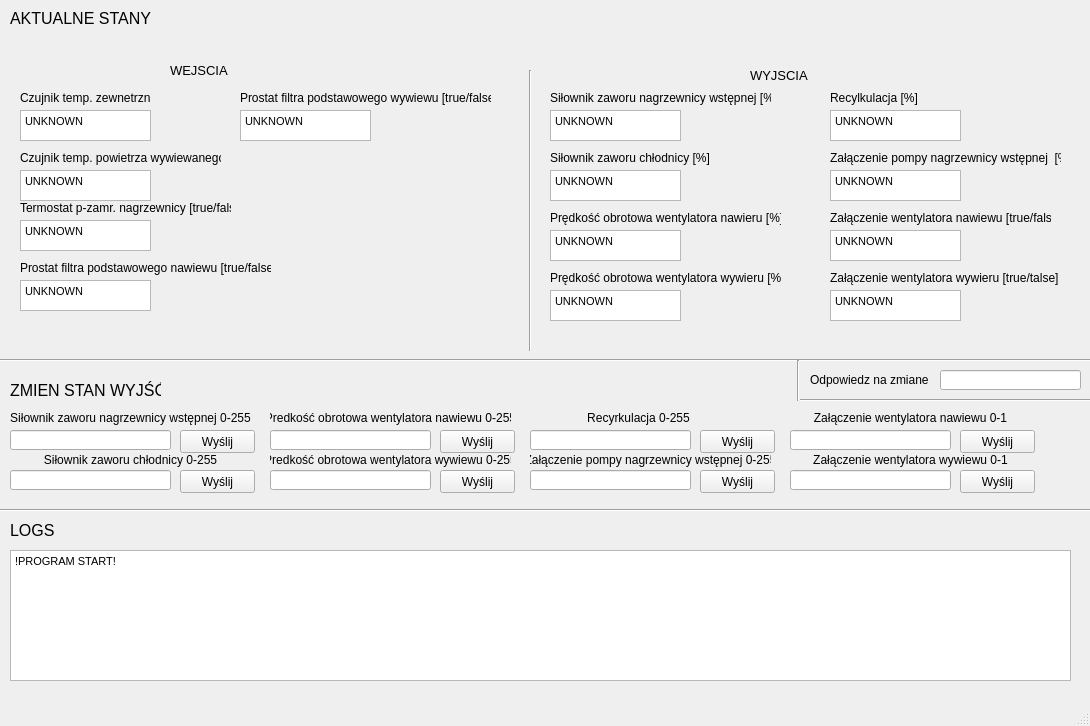
Qt form ProjectCode/code/gui.ui (Piotr-Pietruszka/SCADA-Modbus) before a commit.
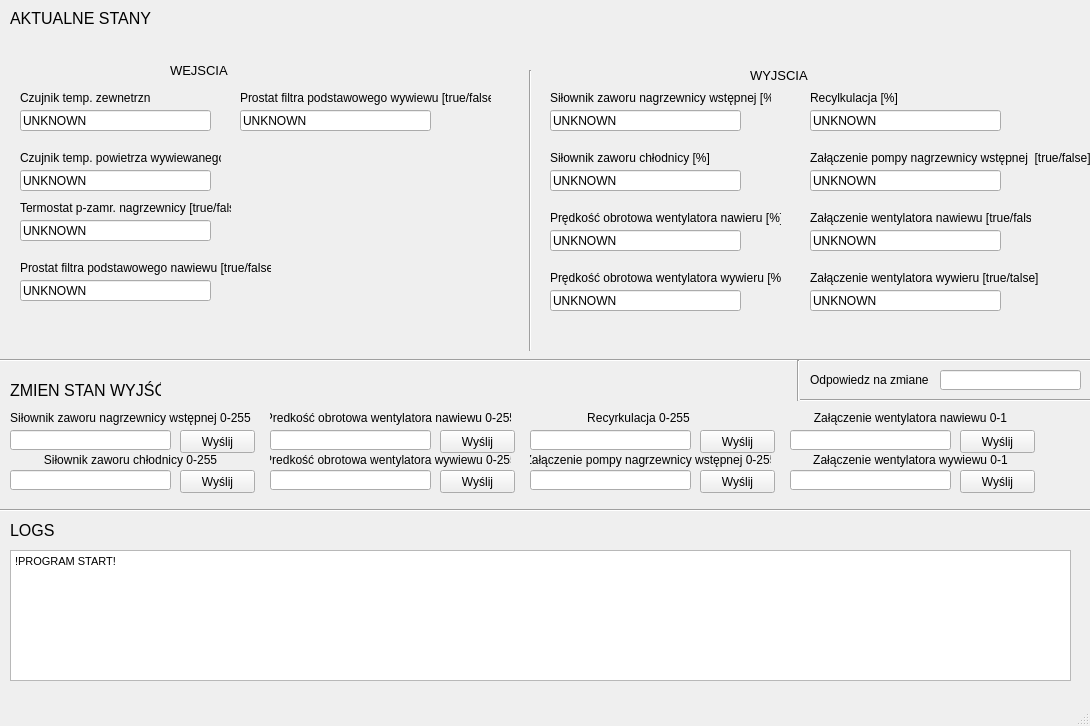
The same form after that commit.

Commit message: Finalize sending bits in registers

```diff
--- a/ProjectCode/code/gui.ui
+++ b/ProjectCode/code/gui.ui
@@ -249,23 +249,6 @@
      <string>WYJSCIA</string>
     </property>
    </widget>
-   <widget class="QTextBrowser" name="textBrowser_1">
-    <property name="geometry">
-     <rect>
-      <x>20</x>
-      <y>110</y>
-      <width>131</width>
-      <height>31</height>
-     </rect>
-    </property>
-    <property name="html">
-     <string>&lt;!DOCTYPE HTML PUBLIC &quot;-//W3C//DTD HTML 4.0//EN&quot; &quot;http://www.w3.org/TR/REC-html40/strict.dtd&quot;&gt;
-&lt;html&gt;&lt;head&gt;&lt;meta name=&quot;qrichtext&quot; content=&quot;1&quot; /&gt;&lt;style type=&quot;text/css&quot;&gt;
-p, li { white-space: pre-wrap; }
-&lt;/style&gt;&lt;/head&gt;&lt;body style=&quot; font-family:'MS Shell Dlg 2'; font-size:8.25pt; font-weight:400; font-style:normal;&quot;&gt;
-&lt;p style=&quot; margin-top:0px; margin-bottom:0px; margin-left:0px; margin-right:0px; -qt-block-indent:0; text-indent:0px;&quot;&gt;&lt;span style=&quot; font-size:8pt;&quot;&gt;UNKNOWN&lt;/span&gt;&lt;/p&gt;&lt;/body&gt;&lt;/html&gt;</string>
-    </property>
-   </widget>
    <widget class="QLabel" name="label_10">
     <property name="geometry">
      <rect>
@@ -386,7 +369,7 @@
    <widget class="QLabel" name="label_19">
     <property name="geometry">
      <rect>
-      <x>830</x>
+      <x>810</x>
       <y>90</y>
       <width>201</width>
       <height>16</height>
@@ -399,20 +382,20 @@
    <widget class="QLabel" name="label_20">
     <property name="geometry">
      <rect>
-      <x>830</x>
+      <x>810</x>
       <y>150</y>
-      <width>231</width>
+      <width>281</width>
       <height>16</height>
      </rect>
     </property>
     <property name="text">
-     <string>Załączenie pompy nagrzewnicy wstępnej  [%]</string>
+     <string>Załączenie pompy nagrzewnicy wstępnej  [true/false]</string>
     </property>
    </widget>
    <widget class="QLabel" name="label_21">
     <property name="geometry">
      <rect>
-      <x>830</x>
+      <x>810</x>
       <y>210</y>
       <width>221</width>
       <height>16</height>
@@ -425,7 +408,7 @@
    <widget class="QLabel" name="label_22">
     <property name="geometry">
      <rect>
-      <x>830</x>
+      <x>810</x>
       <y>270</y>
       <width>231</width>
       <height>16</height>
@@ -435,210 +418,6 @@
      <string>Załączenie wentylatora wywieru [true/talse]</string>
     </property>
    </widget>
-   <widget class="QTextBrowser" name="textBrowser_2">
-    <property name="geometry">
-     <rect>
-      <x>20</x>
-      <y>170</y>
-      <width>131</width>
-      <height>31</height>
-     </rect>
-    </property>
-    <property name="html">
-     <string>&lt;!DOCTYPE HTML PUBLIC &quot;-//W3C//DTD HTML 4.0//EN&quot; &quot;http://www.w3.org/TR/REC-html40/strict.dtd&quot;&gt;
-&lt;html&gt;&lt;head&gt;&lt;meta name=&quot;qrichtext&quot; content=&quot;1&quot; /&gt;&lt;style type=&quot;text/css&quot;&gt;
-p, li { white-space: pre-wrap; }
-&lt;/style&gt;&lt;/head&gt;&lt;body style=&quot; font-family:'MS Shell Dlg 2'; font-size:8.25pt; font-weight:400; font-style:normal;&quot;&gt;
-&lt;p style=&quot; margin-top:0px; margin-bottom:0px; margin-left:0px; margin-right:0px; -qt-block-indent:0; text-indent:0px;&quot;&gt;&lt;span style=&quot; font-size:8pt;&quot;&gt;UNKNOWN&lt;/span&gt;&lt;/p&gt;&lt;/body&gt;&lt;/html&gt;</string>
-    </property>
-   </widget>
-   <widget class="QTextBrowser" name="textBrowser_3">
-    <property name="geometry">
-     <rect>
-      <x>20</x>
-      <y>220</y>
-      <width>131</width>
-      <height>31</height>
-     </rect>
-    </property>
-    <property name="html">
-     <string>&lt;!DOCTYPE HTML PUBLIC &quot;-//W3C//DTD HTML 4.0//EN&quot; &quot;http://www.w3.org/TR/REC-html40/strict.dtd&quot;&gt;
-&lt;html&gt;&lt;head&gt;&lt;meta name=&quot;qrichtext&quot; content=&quot;1&quot; /&gt;&lt;style type=&quot;text/css&quot;&gt;
-p, li { white-space: pre-wrap; }
-&lt;/style&gt;&lt;/head&gt;&lt;body style=&quot; font-family:'MS Shell Dlg 2'; font-size:8.25pt; font-weight:400; font-style:normal;&quot;&gt;
-&lt;p style=&quot; margin-top:0px; margin-bottom:0px; margin-left:0px; margin-right:0px; -qt-block-indent:0; text-indent:0px;&quot;&gt;&lt;span style=&quot; font-size:8pt;&quot;&gt;UNKNOWN&lt;/span&gt;&lt;/p&gt;&lt;/body&gt;&lt;/html&gt;</string>
-    </property>
-   </widget>
-   <widget class="QTextBrowser" name="textBrowser_4">
-    <property name="geometry">
-     <rect>
-      <x>20</x>
-      <y>280</y>
-      <width>131</width>
-      <height>31</height>
-     </rect>
-    </property>
-    <property name="html">
-     <string>&lt;!DOCTYPE HTML PUBLIC &quot;-//W3C//DTD HTML 4.0//EN&quot; &quot;http://www.w3.org/TR/REC-html40/strict.dtd&quot;&gt;
-&lt;html&gt;&lt;head&gt;&lt;meta name=&quot;qrichtext&quot; content=&quot;1&quot; /&gt;&lt;style type=&quot;text/css&quot;&gt;
-p, li { white-space: pre-wrap; }
-&lt;/style&gt;&lt;/head&gt;&lt;body style=&quot; font-family:'MS Shell Dlg 2'; font-size:8.25pt; font-weight:400; font-style:normal;&quot;&gt;
-&lt;p style=&quot; margin-top:0px; margin-bottom:0px; margin-left:0px; margin-right:0px; -qt-block-indent:0; text-indent:0px;&quot;&gt;&lt;span style=&quot; font-size:8pt;&quot;&gt;UNKNOWN&lt;/span&gt;&lt;/p&gt;&lt;/body&gt;&lt;/html&gt;</string>
-    </property>
-   </widget>
-   <widget class="QTextBrowser" name="textBrowser_6">
-    <property name="geometry">
-     <rect>
-      <x>550</x>
-      <y>110</y>
-      <width>131</width>
-      <height>31</height>
-     </rect>
-    </property>
-    <property name="html">
-     <string>&lt;!DOCTYPE HTML PUBLIC &quot;-//W3C//DTD HTML 4.0//EN&quot; &quot;http://www.w3.org/TR/REC-html40/strict.dtd&quot;&gt;
-&lt;html&gt;&lt;head&gt;&lt;meta name=&quot;qrichtext&quot; content=&quot;1&quot; /&gt;&lt;style type=&quot;text/css&quot;&gt;
-p, li { white-space: pre-wrap; }
-&lt;/style&gt;&lt;/head&gt;&lt;body style=&quot; font-family:'MS Shell Dlg 2'; font-size:8.25pt; font-weight:400; font-style:normal;&quot;&gt;
-&lt;p style=&quot; margin-top:0px; margin-bottom:0px; margin-left:0px; margin-right:0px; -qt-block-indent:0; text-indent:0px;&quot;&gt;&lt;span style=&quot; font-size:8pt;&quot;&gt;UNKNOWN&lt;/span&gt;&lt;/p&gt;&lt;/body&gt;&lt;/html&gt;</string>
-    </property>
-   </widget>
-   <widget class="QTextBrowser" name="textBrowser_7">
-    <property name="geometry">
-     <rect>
-      <x>550</x>
-      <y>170</y>
-      <width>131</width>
-      <height>31</height>
-     </rect>
-    </property>
-    <property name="html">
-     <string>&lt;!DOCTYPE HTML PUBLIC &quot;-//W3C//DTD HTML 4.0//EN&quot; &quot;http://www.w3.org/TR/REC-html40/strict.dtd&quot;&gt;
-&lt;html&gt;&lt;head&gt;&lt;meta name=&quot;qrichtext&quot; content=&quot;1&quot; /&gt;&lt;style type=&quot;text/css&quot;&gt;
-p, li { white-space: pre-wrap; }
-&lt;/style&gt;&lt;/head&gt;&lt;body style=&quot; font-family:'MS Shell Dlg 2'; font-size:8.25pt; font-weight:400; font-style:normal;&quot;&gt;
-&lt;p style=&quot; margin-top:0px; margin-bottom:0px; margin-left:0px; margin-right:0px; -qt-block-indent:0; text-indent:0px;&quot;&gt;&lt;span style=&quot; font-size:8pt;&quot;&gt;UNKNOWN&lt;/span&gt;&lt;/p&gt;&lt;/body&gt;&lt;/html&gt;</string>
-    </property>
-   </widget>
-   <widget class="QTextBrowser" name="textBrowser_8">
-    <property name="geometry">
-     <rect>
-      <x>550</x>
-      <y>230</y>
-      <width>131</width>
-      <height>31</height>
-     </rect>
-    </property>
-    <property name="html">
-     <string>&lt;!DOCTYPE HTML PUBLIC &quot;-//W3C//DTD HTML 4.0//EN&quot; &quot;http://www.w3.org/TR/REC-html40/strict.dtd&quot;&gt;
-&lt;html&gt;&lt;head&gt;&lt;meta name=&quot;qrichtext&quot; content=&quot;1&quot; /&gt;&lt;style type=&quot;text/css&quot;&gt;
-p, li { white-space: pre-wrap; }
-&lt;/style&gt;&lt;/head&gt;&lt;body style=&quot; font-family:'MS Shell Dlg 2'; font-size:8.25pt; font-weight:400; font-style:normal;&quot;&gt;
-&lt;p style=&quot; margin-top:0px; margin-bottom:0px; margin-left:0px; margin-right:0px; -qt-block-indent:0; text-indent:0px;&quot;&gt;&lt;span style=&quot; font-size:8pt;&quot;&gt;UNKNOWN&lt;/span&gt;&lt;/p&gt;&lt;/body&gt;&lt;/html&gt;</string>
-    </property>
-   </widget>
-   <widget class="QTextBrowser" name="textBrowser_9">
-    <property name="geometry">
-     <rect>
-      <x>550</x>
-      <y>290</y>
-      <width>131</width>
-      <height>31</height>
-     </rect>
-    </property>
-    <property name="html">
-     <string>&lt;!DOCTYPE HTML PUBLIC &quot;-//W3C//DTD HTML 4.0//EN&quot; &quot;http://www.w3.org/TR/REC-html40/strict.dtd&quot;&gt;
-&lt;html&gt;&lt;head&gt;&lt;meta name=&quot;qrichtext&quot; content=&quot;1&quot; /&gt;&lt;style type=&quot;text/css&quot;&gt;
-p, li { white-space: pre-wrap; }
-&lt;/style&gt;&lt;/head&gt;&lt;body style=&quot; font-family:'MS Shell Dlg 2'; font-size:8.25pt; font-weight:400; font-style:normal;&quot;&gt;
-&lt;p style=&quot; margin-top:0px; margin-bottom:0px; margin-left:0px; margin-right:0px; -qt-block-indent:0; text-indent:0px;&quot;&gt;&lt;span style=&quot; font-size:8pt;&quot;&gt;UNKNOWN&lt;/span&gt;&lt;/p&gt;&lt;/body&gt;&lt;/html&gt;</string>
-    </property>
-   </widget>
-   <widget class="QTextBrowser" name="textBrowser_10">
-    <property name="geometry">
-     <rect>
-      <x>830</x>
-      <y>110</y>
-      <width>131</width>
-      <height>31</height>
-     </rect>
-    </property>
-    <property name="html">
-     <string>&lt;!DOCTYPE HTML PUBLIC &quot;-//W3C//DTD HTML 4.0//EN&quot; &quot;http://www.w3.org/TR/REC-html40/strict.dtd&quot;&gt;
-&lt;html&gt;&lt;head&gt;&lt;meta name=&quot;qrichtext&quot; content=&quot;1&quot; /&gt;&lt;style type=&quot;text/css&quot;&gt;
-p, li { white-space: pre-wrap; }
-&lt;/style&gt;&lt;/head&gt;&lt;body style=&quot; font-family:'MS Shell Dlg 2'; font-size:8.25pt; font-weight:400; font-style:normal;&quot;&gt;
-&lt;p style=&quot; margin-top:0px; margin-bottom:0px; margin-left:0px; margin-right:0px; -qt-block-indent:0; text-indent:0px;&quot;&gt;&lt;span style=&quot; font-size:8pt;&quot;&gt;UNKNOWN&lt;/span&gt;&lt;/p&gt;&lt;/body&gt;&lt;/html&gt;</string>
-    </property>
-   </widget>
-   <widget class="QTextBrowser" name="textBrowser_11">
-    <property name="geometry">
-     <rect>
-      <x>830</x>
-      <y>170</y>
-      <width>131</width>
-      <height>31</height>
-     </rect>
-    </property>
-    <property name="html">
-     <string>&lt;!DOCTYPE HTML PUBLIC &quot;-//W3C//DTD HTML 4.0//EN&quot; &quot;http://www.w3.org/TR/REC-html40/strict.dtd&quot;&gt;
-&lt;html&gt;&lt;head&gt;&lt;meta name=&quot;qrichtext&quot; content=&quot;1&quot; /&gt;&lt;style type=&quot;text/css&quot;&gt;
-p, li { white-space: pre-wrap; }
-&lt;/style&gt;&lt;/head&gt;&lt;body style=&quot; font-family:'MS Shell Dlg 2'; font-size:8.25pt; font-weight:400; font-style:normal;&quot;&gt;
-&lt;p style=&quot; margin-top:0px; margin-bottom:0px; margin-left:0px; margin-right:0px; -qt-block-indent:0; text-indent:0px;&quot;&gt;&lt;span style=&quot; font-size:8pt;&quot;&gt;UNKNOWN&lt;/span&gt;&lt;/p&gt;&lt;/body&gt;&lt;/html&gt;</string>
-    </property>
-   </widget>
-   <widget class="QTextBrowser" name="textBrowser_12">
-    <property name="geometry">
-     <rect>
-      <x>830</x>
-      <y>230</y>
-      <width>131</width>
-      <height>31</height>
-     </rect>
-    </property>
-    <property name="html">
-     <string>&lt;!DOCTYPE HTML PUBLIC &quot;-//W3C//DTD HTML 4.0//EN&quot; &quot;http://www.w3.org/TR/REC-html40/strict.dtd&quot;&gt;
-&lt;html&gt;&lt;head&gt;&lt;meta name=&quot;qrichtext&quot; content=&quot;1&quot; /&gt;&lt;style type=&quot;text/css&quot;&gt;
-p, li { white-space: pre-wrap; }
-&lt;/style&gt;&lt;/head&gt;&lt;body style=&quot; font-family:'MS Shell Dlg 2'; font-size:8.25pt; font-weight:400; font-style:normal;&quot;&gt;
-&lt;p style=&quot; margin-top:0px; margin-bottom:0px; margin-left:0px; margin-right:0px; -qt-block-indent:0; text-indent:0px;&quot;&gt;&lt;span style=&quot; font-size:8pt;&quot;&gt;UNKNOWN&lt;/span&gt;&lt;/p&gt;&lt;/body&gt;&lt;/html&gt;</string>
-    </property>
-   </widget>
-   <widget class="QTextBrowser" name="textBrowser_13">
-    <property name="geometry">
-     <rect>
-      <x>830</x>
-      <y>290</y>
-      <width>131</width>
-      <height>31</height>
-     </rect>
-    </property>
-    <property name="html">
-     <string>&lt;!DOCTYPE HTML PUBLIC &quot;-//W3C//DTD HTML 4.0//EN&quot; &quot;http://www.w3.org/TR/REC-html40/strict.dtd&quot;&gt;
-&lt;html&gt;&lt;head&gt;&lt;meta name=&quot;qrichtext&quot; content=&quot;1&quot; /&gt;&lt;style type=&quot;text/css&quot;&gt;
-p, li { white-space: pre-wrap; }
-&lt;/style&gt;&lt;/head&gt;&lt;body style=&quot; font-family:'MS Shell Dlg 2'; font-size:8.25pt; font-weight:400; font-style:normal;&quot;&gt;
-&lt;p style=&quot; margin-top:0px; margin-bottom:0px; margin-left:0px; margin-right:0px; -qt-block-indent:0; text-indent:0px;&quot;&gt;&lt;span style=&quot; font-size:8pt;&quot;&gt;UNKNOWN&lt;/span&gt;&lt;/p&gt;&lt;/body&gt;&lt;/html&gt;</string>
-    </property>
-   </widget>
-   <widget class="QTextBrowser" name="textBrowser_5">
-    <property name="geometry">
-     <rect>
-      <x>240</x>
-      <y>110</y>
-      <width>131</width>
-      <height>31</height>
-     </rect>
-    </property>
-    <property name="html">
-     <string>&lt;!DOCTYPE HTML PUBLIC &quot;-//W3C//DTD HTML 4.0//EN&quot; &quot;http://www.w3.org/TR/REC-html40/strict.dtd&quot;&gt;
-&lt;html&gt;&lt;head&gt;&lt;meta name=&quot;qrichtext&quot; content=&quot;1&quot; /&gt;&lt;style type=&quot;text/css&quot;&gt;
-p, li { white-space: pre-wrap; }
-&lt;/style&gt;&lt;/head&gt;&lt;body style=&quot; font-family:'MS Shell Dlg 2'; font-size:8.25pt; font-weight:400; font-style:normal;&quot;&gt;
-&lt;p style=&quot; margin-top:0px; margin-bottom:0px; margin-left:0px; margin-right:0px; -qt-block-indent:0; text-indent:0px;&quot;&gt;&lt;span style=&quot; font-size:8pt;&quot;&gt;UNKNOWN&lt;/span&gt;&lt;/p&gt;&lt;/body&gt;&lt;/html&gt;</string>
-    </property>
-   </widget>
    <widget class="Line" name="line_3">
     <property name="geometry">
      <rect>
@@ -912,6 +691,214 @@
      <enum>Qt::Vertical</enum>
     </property>
    </widget>
+   <widget class="QLineEdit" name="lineEditValue_1">
+    <property name="geometry">
+     <rect>
+      <x>20</x>
+      <y>110</y>
+      <width>191</width>
+      <height>21</height>
+     </rect>
+    </property>
+    <property name="text">
+     <string>UNKNOWN</string>
+    </property>
+    <property name="readOnly">
+     <bool>true</bool>
+    </property>
+   </widget>
+   <widget class="QLineEdit" name="lineEditValue_2">
+    <property name="geometry">
+     <rect>
+      <x>20</x>
+      <y>170</y>
+      <width>191</width>
+      <height>21</height>
+     </rect>
+    </property>
+    <property name="text">
+     <string>UNKNOWN</string>
+    </property>
+    <property name="readOnly">
+     <bool>true</bool>
+    </property>
+   </widget>
+   <widget class="QLineEdit" name="lineEditValue_3">
+    <property name="geometry">
+     <rect>
+      <x>20</x>
+      <y>220</y>
+      <width>191</width>
+      <height>21</height>
+     </rect>
+    </property>
+    <property name="text">
+     <string>UNKNOWN</string>
+    </property>
+    <property name="readOnly">
+     <bool>true</bool>
+    </property>
+   </widget>
+   <widget class="QLineEdit" name="lineEditValue_4">
+    <property name="geometry">
+     <rect>
+      <x>20</x>
+      <y>280</y>
+      <width>191</width>
+      <height>21</height>
+     </rect>
+    </property>
+    <property name="text">
+     <string>UNKNOWN</string>
+    </property>
+    <property name="readOnly">
+     <bool>true</bool>
+    </property>
+   </widget>
+   <widget class="QLineEdit" name="lineEditValue_5">
+    <property name="geometry">
+     <rect>
+      <x>240</x>
+      <y>110</y>
+      <width>191</width>
+      <height>21</height>
+     </rect>
+    </property>
+    <property name="text">
+     <string>UNKNOWN</string>
+    </property>
+    <property name="readOnly">
+     <bool>true</bool>
+    </property>
+   </widget>
+   <widget class="QLineEdit" name="lineEditValue_6">
+    <property name="geometry">
+     <rect>
+      <x>550</x>
+      <y>110</y>
+      <width>191</width>
+      <height>21</height>
+     </rect>
+    </property>
+    <property name="text">
+     <string>UNKNOWN</string>
+    </property>
+    <property name="readOnly">
+     <bool>true</bool>
+    </property>
+   </widget>
+   <widget class="QLineEdit" name="lineEditValue_7">
+    <property name="geometry">
+     <rect>
+      <x>550</x>
+      <y>170</y>
+      <width>191</width>
+      <height>21</height>
+     </rect>
+    </property>
+    <property name="text">
+     <string>UNKNOWN</string>
+    </property>
+    <property name="readOnly">
+     <bool>true</bool>
+    </property>
+   </widget>
+   <widget class="QLineEdit" name="lineEditValue_8">
+    <property name="geometry">
+     <rect>
+      <x>550</x>
+      <y>230</y>
+      <width>191</width>
+      <height>21</height>
+     </rect>
+    </property>
+    <property name="text">
+     <string>UNKNOWN</string>
+    </property>
+    <property name="readOnly">
+     <bool>true</bool>
+    </property>
+   </widget>
+   <widget class="QLineEdit" name="lineEditValue_9">
+    <property name="geometry">
+     <rect>
+      <x>550</x>
+      <y>290</y>
+      <width>191</width>
+      <height>21</height>
+     </rect>
+    </property>
+    <property name="text">
+     <string>UNKNOWN</string>
+    </property>
+    <property name="readOnly">
+     <bool>true</bool>
+    </property>
+   </widget>
+   <widget class="QLineEdit" name="lineEditValue_10">
+    <property name="geometry">
+     <rect>
+      <x>810</x>
+      <y>110</y>
+      <width>191</width>
+      <height>21</height>
+     </rect>
+    </property>
+    <property name="text">
+     <string>UNKNOWN</string>
+    </property>
+    <property name="readOnly">
+     <bool>true</bool>
+    </property>
+   </widget>
+   <widget class="QLineEdit" name="lineEditValue_11">
+    <property name="geometry">
+     <rect>
+      <x>810</x>
+      <y>170</y>
+      <width>191</width>
+      <height>21</height>
+     </rect>
+    </property>
+    <property name="text">
+     <string>UNKNOWN</string>
+    </property>
+    <property name="readOnly">
+     <bool>true</bool>
+    </property>
+   </widget>
+   <widget class="QLineEdit" name="lineEditValue_12">
+    <property name="geometry">
+     <rect>
+      <x>810</x>
+      <y>230</y>
+      <width>191</width>
+      <height>21</height>
+     </rect>
+    </property>
+    <property name="text">
+     <string>UNKNOWN</string>
+    </property>
+    <property name="readOnly">
+     <bool>true</bool>
+    </property>
+   </widget>
+   <widget class="QLineEdit" name="lineEditValue_13">
+    <property name="geometry">
+     <rect>
+      <x>810</x>
+      <y>290</y>
+      <width>191</width>
+      <height>21</height>
+     </rect>
+    </property>
+    <property name="text">
+     <string>UNKNOWN</string>
+    </property>
+    <property name="readOnly">
+     <bool>true</bool>
+    </property>
+   </widget>
   </widget>
   <widget class="QMenuBar" name="menubar">
    <property name="geometry">
```
Left out of the diff: 3 changed lines with no effect on the pictures. The commit also changes 2 other files.
